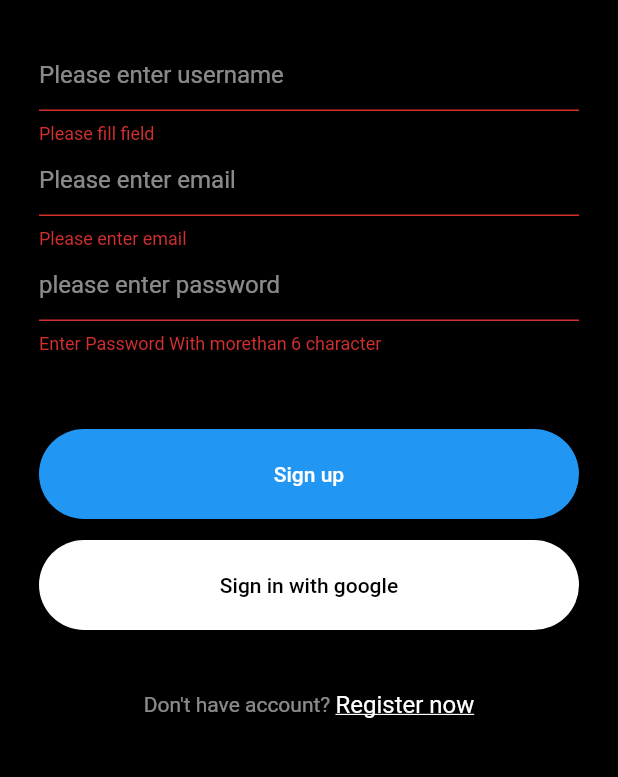
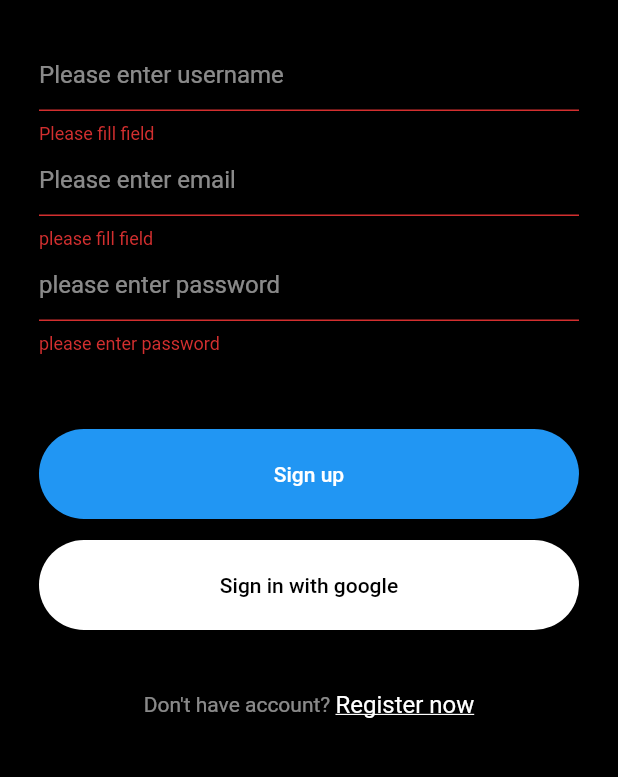
Before and after one commit to TejasFlutter/FlutterChatApp, a Flutter app: the screen it shows after launch, after a tap on "Sign up", on a phone screen of 412 x 824 dp, the part 84-861 px from its top. Run offline on Flutter 3.47's test engine with Material 2 defaults, Android fonts, the phone set to English and light mode, and no system bars; our stand-ins replace cloud_firestore, firebase_auth, firebase_core, google_sign_in, shared_preferences; missing offline and left inert: dart:html; accounts and stored records are empty.

Commit message:
done with static email

```diff
--- a/lib/screen/signup_screen.dart
+++ b/lib/screen/signup_screen.dart
@@ -17,8 +17,10 @@ class _SignupScreenState extends State<SignupScreen> {
   var _passwordController = TextEditingController();
   var _usernameController = TextEditingController();
   var _isLoading = false;
-  var _authService = AuthService();
+  var authService = AuthService();
   var _databaseMethods = DatabaseMethods();
+  var email = 'w@gmail.com';
+  var password = '111111111';
   @override
   Widget build(BuildContext context) {
     return Scaffold(
@@ -47,11 +49,10 @@ class _SignupScreenState extends State<SignupScreen> {
                   decoration: textfieldInputDecoration('Please enter email'),
                   style: textfieldHintStyle(),
                   validator: (val) {
-                    // emailValidateExpression.hasMatch(val!)
-                    //     ? null
-                    //     : 'Please enter correct email';
                     if (val == null || val.isEmpty) {
-                      return 'Please enter email';
+                      return 'please fill field';
+                    } else if (!emailValidateExpression.hasMatch(val)) {
+                      return 'please enter correct email';
                     } else {
                       return null;
                     }
@@ -61,9 +62,11 @@ class _SignupScreenState extends State<SignupScreen> {
                   controller: _passwordController,
                   obscureText: true,
                   validator: (val) {
-                    return val!.length > 6
-                        ? null
-                        : 'Enter Password With morethan 6 character';
+                    if (val == null || val.isEmpty) {
+                      return 'please enter password';
+                    } else {
+                      return null;
+                    }
                   },
                   style: textfieldHintStyle(),
                   decoration: textfieldInputDecoration('please enter password'),
@@ -76,6 +79,12 @@ class _SignupScreenState extends State<SignupScreen> {
                   height: 60,
                   child: ElevatedButton(
                     onPressed: () {
+                      setState(() {
+                        //_isLoading = true;
+                        email = _emailController.text;
+                        password = _passwordController.text;
+                      });
+                      print(email);
                       signUp();
                     },
                     child: Text('Sign up'),
@@ -130,30 +139,31 @@ class _SignupScreenState extends State<SignupScreen> {
       backgroundColor: Colors.black,
     );
   }
-
+// Error:
+// statically data inserted
+// my mean is if we specify email insted of _emailController
+// it works
   signUp() async {
     if (_globalSignupFormKey.currentState!.validate()) {
-      setState(() {
-        _isLoading = true;
-      });
-      await _authService
-          .signUpWithEmailAndPassword(
-        'iamtejasb@gmail.com',
-        '12345678',
-      )
-          .then((value) {
-        print(_emailController.text);
-        print(_passwordController.text);
-        if (value != null) {
-          Map<String, String> userMap = {
-            'username': 'Tejas',
-            'email': 'a@gmail.com'
-          };
-          print('$userMap');
+      await authService.signUpWithEmailAndPassword(
+        _emailController.text,
+        'password',
+      );
+      // .then((value) {
+      //print(_emailController.text);
+      //print(_passwordController.text);
+      // if (value != null) {
+      //   Map<String, String> userMap = {
+      //     'userName': _usernameController.text.toString(),
+      //     'userEmail': _emailController.text.toString()
+      //   };
+      //   print('$userMap');
 
-          _databaseMethods.addUserInfo(userMap);
-        }
-      });
+      //  await _databaseMethods.addUserInfo(userMap);
+      // }
+      //}
+      //);'
+
     }
   }
 }
```
